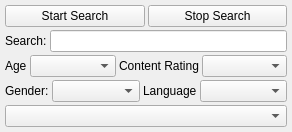
This is GoTvApps/GoTvCommon/Forms/SearchParamsWidget.ui in brettrjones-github/nolimitconnect as Qt 5 draws it before an edit. The edited form follows.
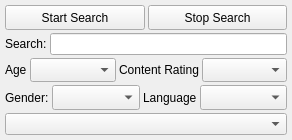
This is the edited form.

```diff
--- a/GoTvApps/GoTvCommon/Forms/SearchParamsWidget.ui
+++ b/GoTvApps/GoTvCommon/Forms/SearchParamsWidget.ui
@@ -7,7 +7,7 @@
     <x>0</x>
     <y>0</y>
     <width>292</width>
-    <height>124</height>
+    <height>140</height>
    </rect>
   </property>
   <property name="sizePolicy">
```
Left out of the diff: 4 changed lines with no effect on the pictures.
